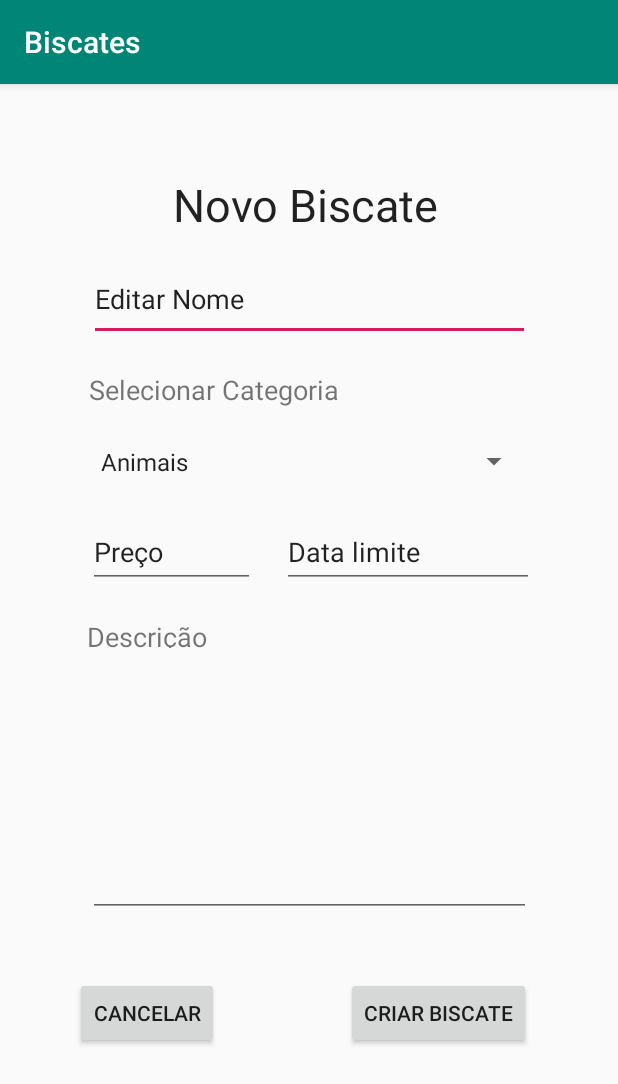
After one commit to Diaj3/Biscates_AndroidApp, an Android app: the NovoBiscateActivity screen opened directly, with no data from a screen before it, on a phone screen of 412 x 824 dp. The commit adds this screen. Shown: the top 1084 px of the screen. Run offline under Robolectric (Android 15) with nearby library versions, the phone set to English and light mode, and no system bars; Roboto replaces fonts that are not available here.

Commit message:
spinner do novo biscate feito?

```diff
--- a/app/src/main/AndroidManifest.xml
+++ b/app/src/main/AndroidManifest.xml
@@ -9,15 +9,17 @@
         android:roundIcon="@mipmap/ic_launcher_round"
         android:supportsRtl="true"
         android:theme="@style/AppTheme">
-        <activity android:name=".ProfileActivity"></activity>
+        <activity android:name=".NovoBiscateActivity"></activity>
+        <activity android:name=".ProfileActivity" />
         <activity android:name=".HomeActivity" />
         <activity android:name=".MainActivity">
             <intent-filter>
                 <action android:name="android.intent.action.MAIN" />
+
                 <category android:name="android.intent.category.LAUNCHER" />
             </intent-filter>
         </activity>
-        <activity android:name=".RegisterActivity"></activity>
+        <activity android:name=".RegisterActivity" />
 
         <meta-data
             android:name="preloaded_fonts"
--- /dev/null
+++ b/app/src/main/java/com/example/biscates/NovoBiscateActivity.java
@@ -0,0 +1,24 @@
+package com.example.biscates;
+
+import android.support.v7.app.AppCompatActivity;
+import android.os.Bundle;
+import android.widget.ArrayAdapter;
+import android.widget.Spinner;
+
+import java.util.ArrayList;
+
+public class NovoBiscateActivity extends AppCompatActivity {
+    ArrayList<String> categorias;
+    Spinner spinner_categorias;
+    public void onCreate(Bundle savedInstanceState) {
+        super.onCreate(savedInstanceState);
+
+        setContentView(R.layout.novo_biscate);
+
+        spinner_categorias = (Spinner) findViewById(R.id.spinner_categorias);
+        ArrayAdapter<CharSequence> adapter = ArrayAdapter.createFromResource(this, R.array.categorias, android.R.layout.simple_spinner_item);
+        adapter.setDropDownViewResource(android.R.layout.simple_spinner_dropdown_item);
+        spinner_categorias.setAdapter(adapter);
+
+    }
+}
--- a/app/src/main/res/layout/info_biscate.xml
+++ b/app/src/main/res/layout/info_biscate.xml
@@ -14,7 +14,7 @@
         android:layout_marginTop="28dp"
         android:layout_marginEnd="8dp"
         android:layout_marginRight="8dp"
-        android:text="Realizar tarefa (20)"
+        android:text="Realizar tarefa (20€)"
         android:textSize="20sp"
         app:layout_constraintEnd_toEndOf="parent"
         app:layout_constraintHorizontal_bias="0.496"
--- a/app/src/main/res/values/strings.xml
+++ b/app/src/main/res/values/strings.xml
@@ -31,5 +31,6 @@
         <item>Agricultura</item>
         <item>Desporto</item>
         <item>Equipamentos e Ferramentas</item>
+        <item>Outro</item>
     </array>
 </resources>
```
